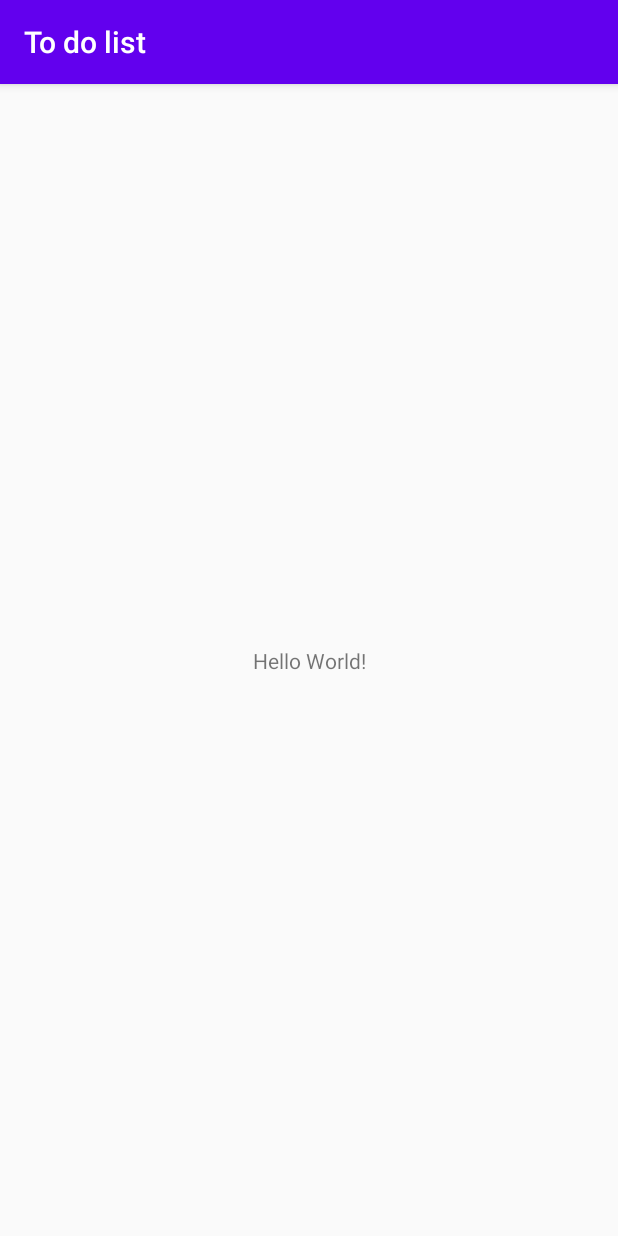
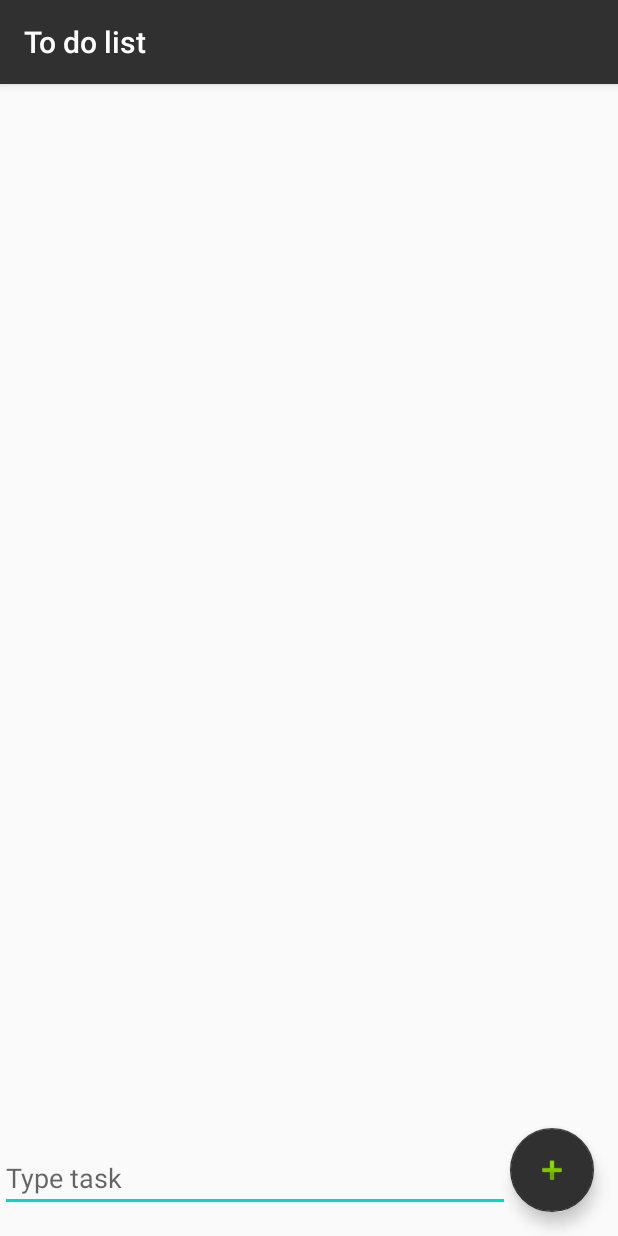
Before and after one commit to kves/todolist, an Android app: the screen it shows after launch (MainActivity), on a phone screen of 412 x 824 dp. Run offline under Robolectric (Android 15) with nearby library versions, the phone set to English and light mode, and no system bars.

Commit message:
added making new textview task after clicking button

```diff
--- a/app/build.gradle
+++ b/app/build.gradle
@@ -26,6 +26,7 @@ dependencies {
     implementation fileTree(dir: "libs", include: ["*.jar"])
     implementation 'androidx.appcompat:appcompat:1.2.0'
     implementation 'androidx.constraintlayout:constraintlayout:2.0.1'
+    implementation 'com.google.android.material:material:1.2.1'
     testImplementation 'junit:junit:4.12'
     androidTestImplementation 'androidx.test.ext:junit:1.1.2'
     androidTestImplementation 'androidx.test.espresso:espresso-core:3.3.0'
--- a/app/src/main/java/com/example/todolist/MainActivity.java
+++ b/app/src/main/java/com/example/todolist/MainActivity.java
@@ -1,14 +1,49 @@
 package com.example.todolist;
 
 import androidx.appcompat.app.AppCompatActivity;
+import androidx.constraintlayout.widget.ConstraintLayout;
 
 import android.os.Bundle;
+import android.view.View;
+import android.widget.Button;
+import android.widget.EditText;
+import android.widget.LinearLayout;
+import android.widget.TextView;
+
+import com.google.android.material.floatingactionbutton.FloatingActionButton;
 
 public class MainActivity extends AppCompatActivity {
+
+    private ConstraintLayout mLayout;
+    private EditText addTaskBox;
+    private FloatingActionButton addTaskButton;
 
     @Override
     protected void onCreate(Bundle savedInstanceState) {
         super.onCreate(savedInstanceState);
         setContentView(R.layout.activity_main);
+
+        addTaskButton = (FloatingActionButton) findViewById(R.id.add_task_button);
+        addTaskBox = (EditText) findViewById(R.id.add_task_box);
+        mLayout = (ConstraintLayout) findViewById(R.id.constraintLayout);
+    }
+
+
+
+    public void addTask(View view) {
+        addTaskButton.setOnClickListener(new View.OnClickListener() {
+            @Override
+            public void onClick(View view) {
+                mLayout.addView(createNewTextView(addTaskBox.getText().toString()));
+            }
+        });
+
+    }
+    private TextView createNewTextView(String text) {
+        final ConstraintLayout.LayoutParams lparams = new ConstraintLayout.LayoutParams(ConstraintLayout.LayoutParams.WRAP_CONTENT, ConstraintLayout.LayoutParams.WRAP_CONTENT);
+        final TextView textView = new TextView(this);
+        textView.setLayoutParams(lparams);
+        textView.setText(text);
+        return textView;
     }
 }
--- a/app/src/main/res/layout/activity_main.xml
+++ b/app/src/main/res/layout/activity_main.xml
@@ -2,17 +2,36 @@
 <androidx.constraintlayout.widget.ConstraintLayout xmlns:android="http://schemas.android.com/apk/res/android"
     xmlns:app="http://schemas.android.com/apk/res-auto"
     xmlns:tools="http://schemas.android.com/tools"
-    android:layout_width="match_parent"
-    android:layout_height="match_parent"
-    tools:context=".MainActivity">
+    android:orientation="vertical"
+    android:layout_width="fill_parent"
+    android:layout_height="fill_parent"
+    tools:context=".MainActivity"
+    android:id="@+id/constraintLayout">
 
-    <TextView
+    <com.google.android.material.floatingactionbutton.FloatingActionButton
+        android:id="@+id/add_task_button"
+        android:title="Add Task"
         android:layout_width="wrap_content"
         android:layout_height="wrap_content"
-        android:text="Hello World!"
+        android:layout_marginEnd="16dp"
+        android:layout_marginRight="16dp"
+        android:layout_marginBottom="16dp"
+        android:clickable="true"
+        app:showAsAction="always"
+        app:backgroundTint="#303030"
         app:layout_constraintBottom_toBottomOf="parent"
-        app:layout_constraintLeft_toLeftOf="parent"
-        app:layout_constraintRight_toRightOf="parent"
-        app:layout_constraintTop_toTopOf="parent" />
+        app:layout_constraintEnd_toEndOf="parent"
+        app:srcCompat="@android:drawable/ic_input_add"
+        android:onClick="addTask"/>
+
+    <EditText
+        android:id="@+id/add_task_box"
+        android:layout_width="0px"
+        android:layout_height="wrap_content"
+        android:layout_marginBottom="16dp"
+        android:hint="Type task"
+        app:layout_constraintBottom_toBottomOf="parent"
+        app:layout_constraintEnd_toStartOf="@+id/add_task_button"
+        app:layout_constraintStart_toStartOf="parent" />
 
 </androidx.constraintlayout.widget.ConstraintLayout>
--- a/app/src/main/res/values/colors.xml
+++ b/app/src/main/res/values/colors.xml
@@ -1,6 +1,6 @@
 <?xml version="1.0" encoding="utf-8"?>
 <resources>
-    <color name="colorPrimary">#6200EE</color>
+    <color name="colorPrimary">#303030</color>
     <color name="colorPrimaryDark">#3700B3</color>
     <color name="colorAccent">#03DAC5</color>
 </resources>
```
